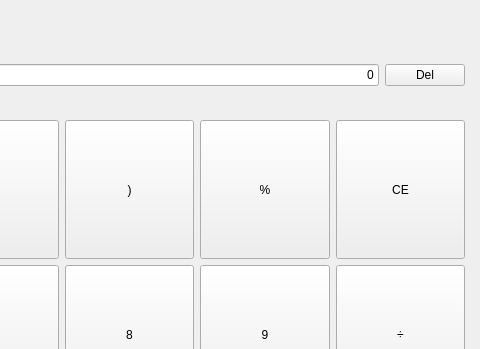
woorud/GuiTest, file Calculator/my_calc.ui: the form before one commit; both pictures show x 496 to 976 and y 0 to 349 of the 976 by 883 pixel window.
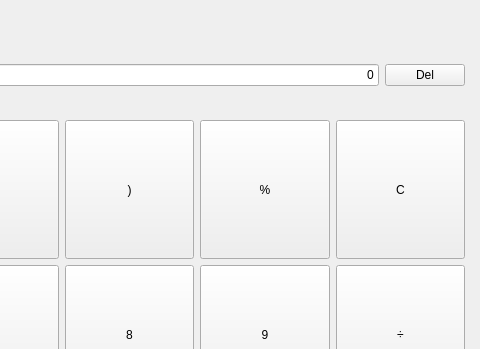
The form after the commit.

```diff
--- a/Calculator/my_calc.ui
+++ b/Calculator/my_calc.ui
@@ -52,7 +52,7 @@
         </sizepolicy>
        </property>
        <property name="text">
-        <string>CE</string>
+        <string>C</string>
        </property>
       </widget>
      </item>
```
